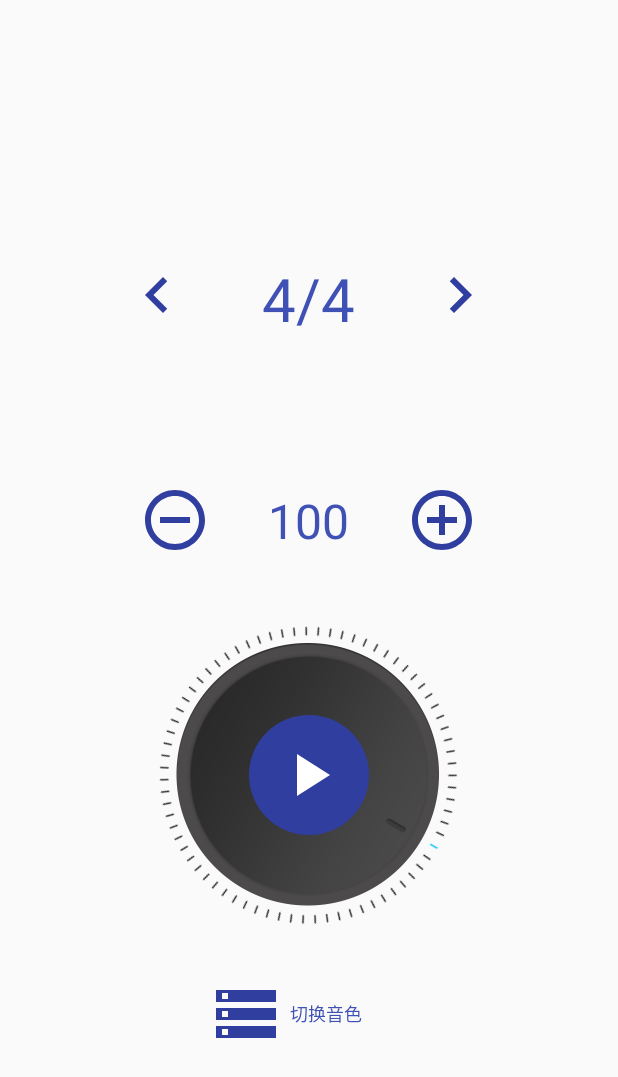
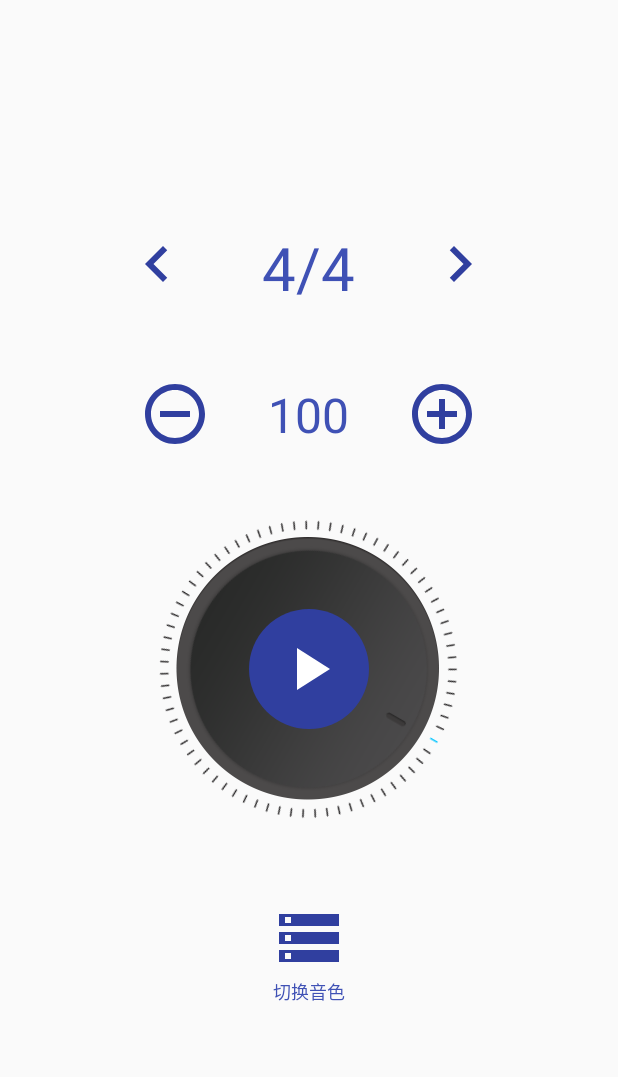
Before and after one commit to 54wall/Metronome, an Android app: the layout activity_main.xml on its own in the app's theme, with its tools: preview values and no code run, on a phone screen of 412 x 824 dp. Shown: the top 1077 px of the screen. Run offline under Robolectric (Android 15) with nearby library versions, the phone set to English and light mode, and no system bars.

Commit message:
refomat code

```diff
--- a/app/src/main/java/pri/cainwong/metronome/ui/MainActivity.java
+++ b/app/src/main/java/pri/cainwong/metronome/ui/MainActivity.java
@@ -92,6 +92,7 @@ public class MainActivity extends AppCompatActivity {
     protected void onCreate(Bundle savedInstanceState) {
         super.onCreate(savedInstanceState);
         App.component(this).inject(this);
+        getSupportActionBar().hide();
         setContentView(R.layout.activity_main);
         ButterKnife.bind(this);
         rotate.setMaxAndMinValue(mMinValue, mMaxValue, mBpm);
--- a/app/src/main/res/drawable/ic_add_circle_outline_normal_24dp.xml
+++ b/app/src/main/res/drawable/ic_add_circle_outline_normal_24dp.xml
@@ -1,9 +1,9 @@
 <vector xmlns:android="http://schemas.android.com/apk/res/android"
-        android:width="48dp"
-        android:height="48dp"
-        android:viewportWidth="24.0"
-        android:viewportHeight="24.0">
+    android:width="48dp"
+    android:height="48dp"
+    android:viewportHeight="24.0"
+    android:viewportWidth="24.0">
     <path
         android:fillColor="@color/colorPrimaryDark"
-        android:pathData="M13,7h-2v4L7,11v2h4v4h2v-4h4v-2h-4L13,7zM12,2C6.48,2 2,6.48 2,12s4.48,10 10,10 10,-4.48 10,-10S17.52,2 12,2zM12,20c-4.41,0 -8,-3.59 -8,-8s3.59,-8 8,-8 8,3.59 8,8 -3.59,8 -8,8z"/>
+        android:pathData="M13,7h-2v4L7,11v2h4v4h2v-4h4v-2h-4L13,7zM12,2C6.48,2 2,6.48 2,12s4.48,10 10,10 10,-4.48 10,-10S17.52,2 12,2zM12,20c-4.41,0 -8,-3.59 -8,-8s3.59,-8 8,-8 8,3.59 8,8 -3.59,8 -8,8z" />
 </vector>
--- a/app/src/main/res/drawable/ic_add_circle_outline_pressed_24dp.xml
+++ b/app/src/main/res/drawable/ic_add_circle_outline_pressed_24dp.xml
@@ -1,9 +1,9 @@
 <vector xmlns:android="http://schemas.android.com/apk/res/android"
-        android:width="48dp"
-        android:height="48dp"
-        android:viewportWidth="24.0"
-        android:viewportHeight="24.0">
+    android:width="48dp"
+    android:height="48dp"
+    android:viewportHeight="24.0"
+    android:viewportWidth="24.0">
     <path
         android:fillColor="@color/colorPrimary"
-        android:pathData="M13,7h-2v4L7,11v2h4v4h2v-4h4v-2h-4L13,7zM12,2C6.48,2 2,6.48 2,12s4.48,10 10,10 10,-4.48 10,-10S17.52,2 12,2zM12,20c-4.41,0 -8,-3.59 -8,-8s3.59,-8 8,-8 8,3.59 8,8 -3.59,8 -8,8z"/>
+        android:pathData="M13,7h-2v4L7,11v2h4v4h2v-4h4v-2h-4L13,7zM12,2C6.48,2 2,6.48 2,12s4.48,10 10,10 10,-4.48 10,-10S17.52,2 12,2zM12,20c-4.41,0 -8,-3.59 -8,-8s3.59,-8 8,-8 8,3.59 8,8 -3.59,8 -8,8z" />
 </vector>
--- a/app/src/main/res/drawable/ic_chevron_left_normal_24dp.xml
+++ b/app/src/main/res/drawable/ic_chevron_left_normal_24dp.xml
@@ -1,9 +1,9 @@
 <vector xmlns:android="http://schemas.android.com/apk/res/android"
-        android:width="48dp"
-        android:height="48dp"
-        android:viewportWidth="24.0"
-        android:viewportHeight="24.0">
+    android:width="48dp"
+    android:height="48dp"
+    android:viewportHeight="24.0"
+    android:viewportWidth="24.0">
     <path
         android:fillColor="@color/colorPrimaryDark"
-        android:pathData="M15.41,7.41L14,6l-6,6 6,6 1.41,-1.41L10.83,12z"/>
+        android:pathData="M15.41,7.41L14,6l-6,6 6,6 1.41,-1.41L10.83,12z" />
 </vector>
--- a/app/src/main/res/drawable/ic_chevron_left_pressed_24dp.xml
+++ b/app/src/main/res/drawable/ic_chevron_left_pressed_24dp.xml
@@ -1,9 +1,9 @@
 <vector xmlns:android="http://schemas.android.com/apk/res/android"
-        android:width="48dp"
-        android:height="48dp"
-        android:viewportWidth="24.0"
-        android:viewportHeight="24.0">
+    android:width="48dp"
+    android:height="48dp"
+    android:viewportHeight="24.0"
+    android:viewportWidth="24.0">
     <path
         android:fillColor="@color/colorPrimary"
-        android:pathData="M15.41,7.41L14,6l-6,6 6,6 1.41,-1.41L10.83,12z"/>
+        android:pathData="M15.41,7.41L14,6l-6,6 6,6 1.41,-1.41L10.83,12z" />
 </vector>
--- a/app/src/main/res/drawable/ic_chevron_right_normal_24dp.xml
+++ b/app/src/main/res/drawable/ic_chevron_right_normal_24dp.xml
@@ -1,9 +1,9 @@
 <vector xmlns:android="http://schemas.android.com/apk/res/android"
-        android:width="48dp"
-        android:height="48dp"
-        android:viewportWidth="24.0"
-        android:viewportHeight="24.0">
+    android:width="48dp"
+    android:height="48dp"
+    android:viewportHeight="24.0"
+    android:viewportWidth="24.0">
     <path
         android:fillColor="@color/colorPrimaryDark"
-        android:pathData="M10,6L8.59,7.41 13.17,12l-4.58,4.59L10,18l6,-6z"/>
+        android:pathData="M10,6L8.59,7.41 13.17,12l-4.58,4.59L10,18l6,-6z" />
 </vector>
--- a/app/src/main/res/drawable/ic_chevron_right_pressed_24dp.xml
+++ b/app/src/main/res/drawable/ic_chevron_right_pressed_24dp.xml
@@ -1,9 +1,9 @@
 <vector xmlns:android="http://schemas.android.com/apk/res/android"
-        android:width="48dp"
-        android:height="48dp"
-        android:viewportWidth="24.0"
-        android:viewportHeight="24.0">
+    android:width="48dp"
+    android:height="48dp"
+    android:viewportHeight="24.0"
+    android:viewportWidth="24.0">
     <path
         android:fillColor="@color/colorPrimary"
-        android:pathData="M10,6L8.59,7.41 13.17,12l-4.58,4.59L10,18l6,-6z"/>
+        android:pathData="M10,6L8.59,7.41 13.17,12l-4.58,4.59L10,18l6,-6z" />
 </vector>
--- a/app/src/main/res/drawable/ic_pause_black_24dp.xml
+++ b/app/src/main/res/drawable/ic_pause_black_24dp.xml
@@ -1,9 +1,9 @@
 <vector xmlns:android="http://schemas.android.com/apk/res/android"
-        android:width="48dp"
-        android:height="48dp"
-        android:viewportWidth="24.0"
-        android:viewportHeight="24.0">
+    android:width="48dp"
+    android:height="48dp"
+    android:viewportHeight="24.0"
+    android:viewportWidth="24.0">
     <path
         android:fillColor="@android:color/white"
-        android:pathData="M6,19h4L10,5L6,5v14zM14,5v14h4L18,5h-4z"/>
+        android:pathData="M6,19h4L10,5L6,5v14zM14,5v14h4L18,5h-4z" />
 </vector>
--- a/app/src/main/res/drawable/ic_play_arrow_black_24dp.xml
+++ b/app/src/main/res/drawable/ic_play_arrow_black_24dp.xml
@@ -1,9 +1,9 @@
 <vector xmlns:android="http://schemas.android.com/apk/res/android"
-        android:width="48dp"
-        android:height="48dp"
-        android:viewportWidth="24.0"
-        android:viewportHeight="24.0">
+    android:width="48dp"
+    android:height="48dp"
+    android:viewportHeight="24.0"
+    android:viewportWidth="24.0">
     <path
         android:fillColor="@android:color/white"
-        android:pathData="M8,5v14l11,-7z"/>
+        android:pathData="M8,5v14l11,-7z" />
 </vector>
--- a/app/src/main/res/drawable/ic_remove_circle_outline_normal_24dp.xml
+++ b/app/src/main/res/drawable/ic_remove_circle_outline_normal_24dp.xml
@@ -1,9 +1,9 @@
 <vector xmlns:android="http://schemas.android.com/apk/res/android"
-        android:width="48dp"
-        android:height="48dp"
-        android:viewportWidth="24.0"
-        android:viewportHeight="24.0">
+    android:width="48dp"
+    android:height="48dp"
+    android:viewportHeight="24.0"
+    android:viewportWidth="24.0">
     <path
         android:fillColor="@color/colorPrimaryDark"
-        android:pathData="M7,11v2h10v-2L7,11zM12,2C6.48,2 2,6.48 2,12s4.48,10 10,10 10,-4.48 10,-10S17.52,2 12,2zM12,20c-4.41,0 -8,-3.59 -8,-8s3.59,-8 8,-8 8,3.59 8,8 -3.59,8 -8,8z"/>
+        android:pathData="M7,11v2h10v-2L7,11zM12,2C6.48,2 2,6.48 2,12s4.48,10 10,10 10,-4.48 10,-10S17.52,2 12,2zM12,20c-4.41,0 -8,-3.59 -8,-8s3.59,-8 8,-8 8,3.59 8,8 -3.59,8 -8,8z" />
 </vector>
--- a/app/src/main/res/drawable/ic_remove_circle_outline_pressed_24dp.xml
+++ b/app/src/main/res/drawable/ic_remove_circle_outline_pressed_24dp.xml
@@ -1,9 +1,9 @@
 <vector xmlns:android="http://schemas.android.com/apk/res/android"
-        android:width="48dp"
-        android:height="48dp"
-        android:viewportWidth="24.0"
-        android:viewportHeight="24.0">
+    android:width="48dp"
+    android:height="48dp"
+    android:viewportHeight="24.0"
+    android:viewportWidth="24.0">
     <path
         android:fillColor="@color/colorPrimary"
-        android:pathData="M7,11v2h10v-2L7,11zM12,2C6.48,2 2,6.48 2,12s4.48,10 10,10 10,-4.48 10,-10S17.52,2 12,2zM12,20c-4.41,0 -8,-3.59 -8,-8s3.59,-8 8,-8 8,3.59 8,8 -3.59,8 -8,8z"/>
+        android:pathData="M7,11v2h10v-2L7,11zM12,2C6.48,2 2,6.48 2,12s4.48,10 10,10 10,-4.48 10,-10S17.52,2 12,2zM12,20c-4.41,0 -8,-3.59 -8,-8s3.59,-8 8,-8 8,3.59 8,8 -3.59,8 -8,8z" />
 </vector>
--- a/app/src/main/res/drawable/ic_storage_normal_24dp.xml
+++ b/app/src/main/res/drawable/ic_storage_normal_24dp.xml
@@ -1,9 +1,9 @@
 <vector xmlns:android="http://schemas.android.com/apk/res/android"
-        android:width="48dp"
-        android:height="48dp"
-        android:viewportWidth="24.0"
-        android:viewportHeight="24.0">
+    android:width="48dp"
+    android:height="48dp"
+    android:viewportHeight="24.0"
+    android:viewportWidth="24.0">
     <path
         android:fillColor="@color/colorPrimaryDark"
-        android:pathData="M2,20h20v-4L2,16v4zM4,17h2v2L4,19v-2zM2,4v4h20L22,4L2,4zM6,7L4,7L4,5h2v2zM2,14h20v-4L2,10v4zM4,11h2v2L4,13v-2z"/>
+        android:pathData="M2,20h20v-4L2,16v4zM4,17h2v2L4,19v-2zM2,4v4h20L22,4L2,4zM6,7L4,7L4,5h2v2zM2,14h20v-4L2,10v4zM4,11h2v2L4,13v-2z" />
 </vector>
--- a/app/src/main/res/drawable/ic_storage_pressed_24dp.xml
+++ b/app/src/main/res/drawable/ic_storage_pressed_24dp.xml
@@ -1,9 +1,9 @@
 <vector xmlns:android="http://schemas.android.com/apk/res/android"
-        android:width="48dp"
-        android:height="48dp"
-        android:viewportWidth="24.0"
-        android:viewportHeight="24.0">
+    android:width="48dp"
+    android:height="48dp"
+    android:viewportHeight="24.0"
+    android:viewportWidth="24.0">
     <path
         android:fillColor="@color/colorPrimary"
-        android:pathData="M2,20h20v-4L2,16v4zM4,17h2v2L4,19v-2zM2,4v4h20L22,4L2,4zM6,7L4,7L4,5h2v2zM2,14h20v-4L2,10v4zM4,11h2v2L4,13v-2z"/>
+        android:pathData="M2,20h20v-4L2,16v4zM4,17h2v2L4,19v-2zM2,4v4h20L22,4L2,4zM6,7L4,7L4,5h2v2zM2,14h20v-4L2,10v4zM4,11h2v2L4,13v-2z" />
 </vector>
--- a/app/src/main/res/drawable/shape_circle_normal.xml
+++ b/app/src/main/res/drawable/shape_circle_normal.xml
@@ -1,5 +1,4 @@
-<?xml version="1.0" encoding="utf-8"?>
-<!-- 圆形边框 + 填充 -->
+<?xml version="1.0" encoding="utf-8"?><!-- 圆形边框 + 填充 -->
 <shape xmlns:android="http://schemas.android.com/apk/res/android"
     android:shape="oval"
     android:useLevel="true">
--- a/app/src/main/res/drawable/shape_circle_pressed.xml
+++ b/app/src/main/res/drawable/shape_circle_pressed.xml
@@ -1,5 +1,4 @@
-<?xml version="1.0" encoding="utf-8"?>
-<!-- 圆形边框 + 填充 -->
+<?xml version="1.0" encoding="utf-8"?><!-- 圆形边框 + 填充 -->
 <shape xmlns:android="http://schemas.android.com/apk/res/android"
     android:shape="oval"
     android:useLevel="true">
--- a/app/src/main/res/layout/activity_main.xml
+++ b/app/src/main/res/layout/activity_main.xml
@@ -11,7 +11,6 @@
     <LinearLayout
         android:layout_width="wrap_content"
         android:layout_height="wrap_content"
-        android:layout_marginTop="48dp"
         android:gravity="center"
         android:orientation="horizontal">
 
@@ -26,7 +25,6 @@
             android:id="@+id/beat_tempo_tv"
             android:layout_width="90dp"
             android:layout_height="50dp"
-
             android:layout_marginRight="32dp"
             android:gravity="center"
 
@@ -45,7 +43,7 @@
     <LinearLayout
         android:layout_width="wrap_content"
         android:layout_height="wrap_content"
-        android:layout_marginTop="100dp"
+        android:layout_marginTop="50dp"
         android:gravity="center"
         android:orientation="horizontal">
 
@@ -103,14 +101,13 @@
     <LinearLayout
         android:layout_width="wrap_content"
         android:layout_height="wrap_content"
-        android:layout_marginTop="10dp"
+        android:layout_marginTop="30dp"
         android:gravity="center"
-        android:orientation="horizontal">
+        android:orientation="vertical">
 
         <ImageView
             android:layout_width="wrap_content"
             android:layout_height="wrap_content"
-            android:layout_marginRight="5dp"
             android:src="@drawable/_switch" />
 
         <TextView
@@ -118,7 +115,6 @@
             android:layout_width="wrap_content"
             android:layout_height="23dp"
             android:layout_gravity="center"
-            android:layout_marginRight="30dp"
             android:gravity="center"
             android:text="切换音色"
             android:textColor="@color/colorPrimary"
```
